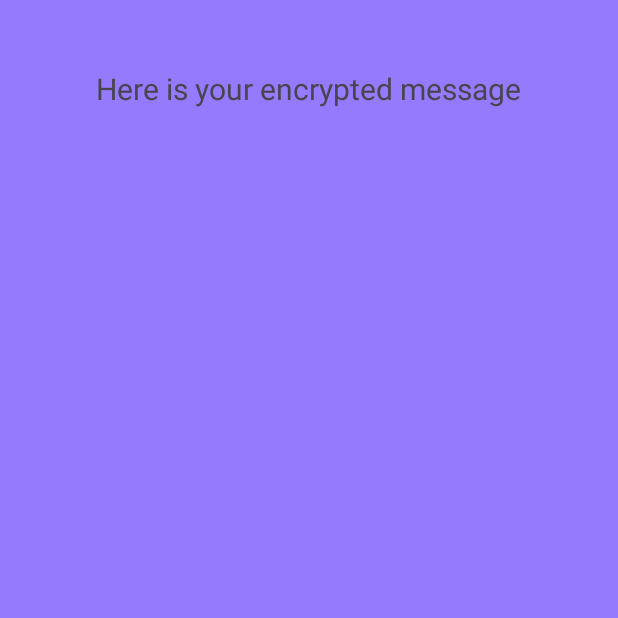
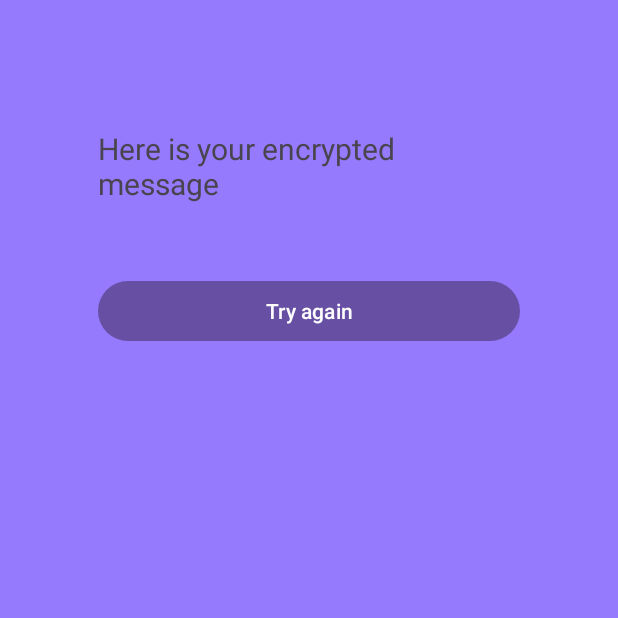
Before and after one commit to wr0ong/SecretMessage, an Android app: the MessageFragment screen opened through its navigation route, after a tap on "Next", on a phone screen of 412 x 824 dp, the top half of it. Run offline under Robolectric (Android 15) with nearby library versions, the phone set to English and light mode, and no system bars.

Commit message:
SM-03 create scrollview

```diff
--- a/app/src/main/java/com/hfad/secretmessage/EncryptFragment.kt
+++ b/app/src/main/java/com/hfad/secretmessage/EncryptFragment.kt
@@ -5,18 +5,28 @@ import androidx.fragment.app.Fragment
 import android.view.View
 import android.view.ViewGroup
 import android.view.LayoutInflater
+import android.widget.Button
 import android.widget.TextView
+import androidx.navigation.findNavController
 
 class EncryptFragment : Fragment(){
+
     override fun onCreateView(
         inflater: LayoutInflater,
         container: ViewGroup?,
         savedInstanceState: Bundle?
     ): View? {
         val view = inflater.inflate(R.layout.fragment_encrypt, container, false)
+        val finishButton = view.findViewById<Button>(R.id.finish)
         val message = EncryptFragmentArgs.fromBundle(requireArguments()).message
         val encryptedText = view.findViewById<TextView>(R.id.encrypted_message)
         encryptedText.text = message.reversed()
+
+
+        finishButton.setOnClickListener {
+            view.findNavController()
+                .navigate(R.id.action_encryptFragment_to_welcomeFragment)
+        }
         return view
     }
 }
--- a/app/src/main/res/layout/fragment_encrypt.xml
+++ b/app/src/main/res/layout/fragment_encrypt.xml
@@ -1,11 +1,17 @@
 <?xml version="1.0" encoding="utf-8"?>
-<LinearLayout xmlns:android="http://schemas.android.com/apk/res/android"
+<ScrollView xmlns:android="http://schemas.android.com/apk/res/android"
     xmlns:tools="http://schemas.android.com/tools"
     android:layout_width="match_parent"
     android:layout_height="match_parent"
-    android:orientation="vertical"
+    android:fillViewport="true"
     android:gravity="center_horizontal"
     tools:context=".EncryptFragment">
+
+    <LinearLayout
+        android:layout_width="match_parent"
+        android:layout_height="wrap_content"
+        android:padding="40dp"
+        android:orientation="vertical">
 
     <TextView
         android:layout_width="wrap_content"
@@ -21,4 +27,11 @@
         android:layout_marginTop="20dp"
         android:textSize="20sp"/>
 
-</LinearLayout>
+    <Button
+        android:id="@+id/finish"
+        android:layout_width="match_parent"
+        android:layout_height="wrap_content"
+        android:text="@string/finish" />
+
+    </LinearLayout>
+</ScrollView>
--- a/app/src/main/res/navigation/nav_graph.xml
+++ b/app/src/main/res/navigation/nav_graph.xml
@@ -21,7 +21,8 @@
         tools:layout="@layout/fragment_message" >
         <action
             android:id="@+id/action_messageFragment_to_encryptFragment"
-            app:destination="@id/encryptFragment" />
+            app:destination="@id/encryptFragment"
+            app:popUpTo="@id/welcomeFragment" />
     </fragment>
     <fragment
         android:id="@+id/encryptFragment"
@@ -31,5 +32,8 @@
         <argument
             android:name="message"
             app:argType="string" />
+        <action
+            android:id="@+id/action_encryptFragment_to_welcomeFragment"
+            app:destination="@id/welcomeFragment" />
     </fragment>
 </navigation>
--- a/app/src/main/res/values/strings.xml
+++ b/app/src/main/res/values/strings.xml
@@ -7,4 +7,5 @@
     <string name="next">Next</string>
     <string name="encrypt_text">Here is your encrypted message</string>
     <string name="hello_blank_fragment">Hello blank fragment</string>
+    <string name="finish">Try again</string>
 </resources>
```
Also changed, not shown: app/src/main/res/layout/fragment_message.xml (+9 -4 lines).
